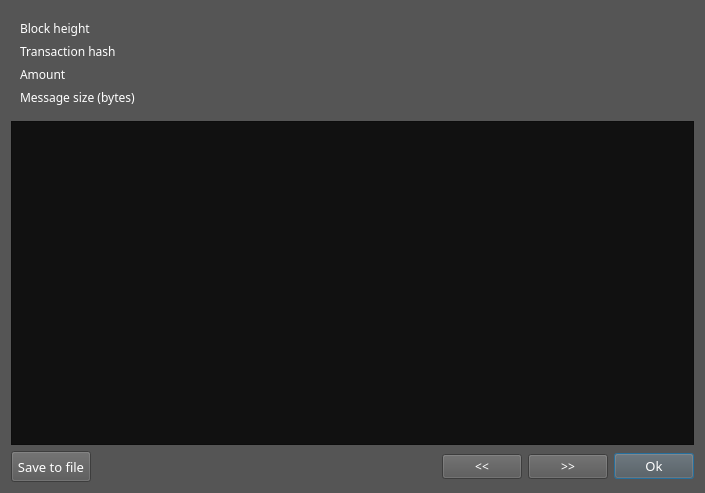
ConcealNetwork/conceal-desktop, file src/gui/ui/messagedetailsdialog.ui: the form before one commit.
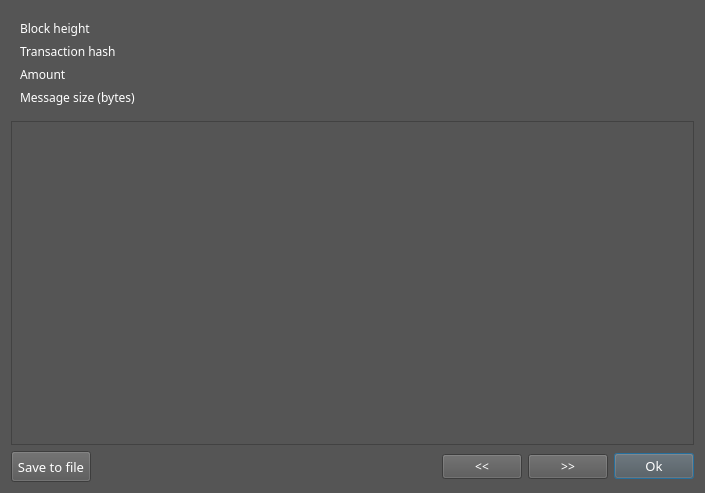
The form after the commit.

Patch:
```diff
--- a/src/gui/ui/messagedetailsdialog.ui
+++ b/src/gui/ui/messagedetailsdialog.ui
@@ -141,7 +141,7 @@
    <item>
     <widget class="QTextEdit" name="m_messageTextEdit">
      <property name="styleSheet">
-      <string notr="true">background: #111;</string>
+      <string notr="true"/>
      </property>
      <property name="readOnly">
       <bool>true</bool>
```
